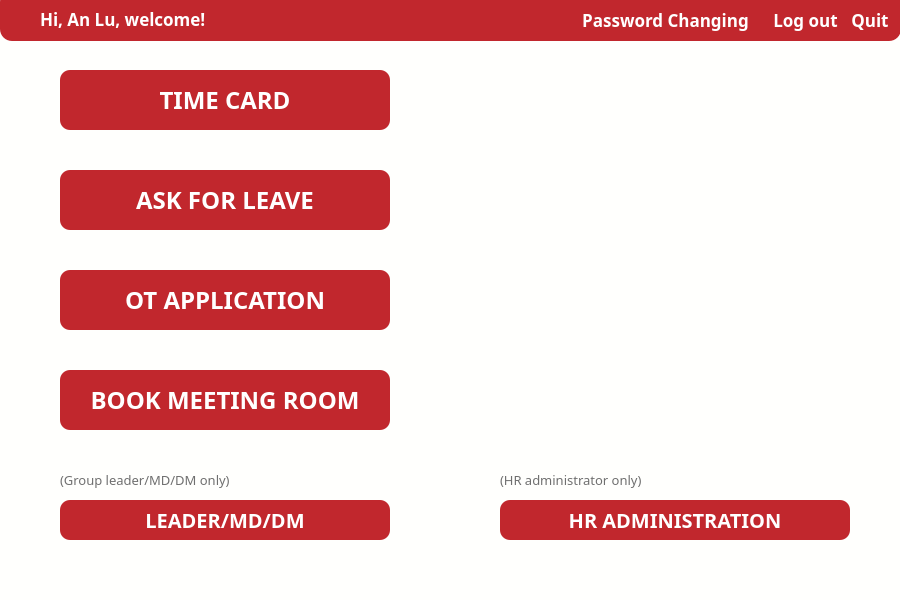
This is ui/mainwindow.ui in Josefina-Hernandez/akt_hr_tool as Qt 5 draws it before an edit. The edited form follows.
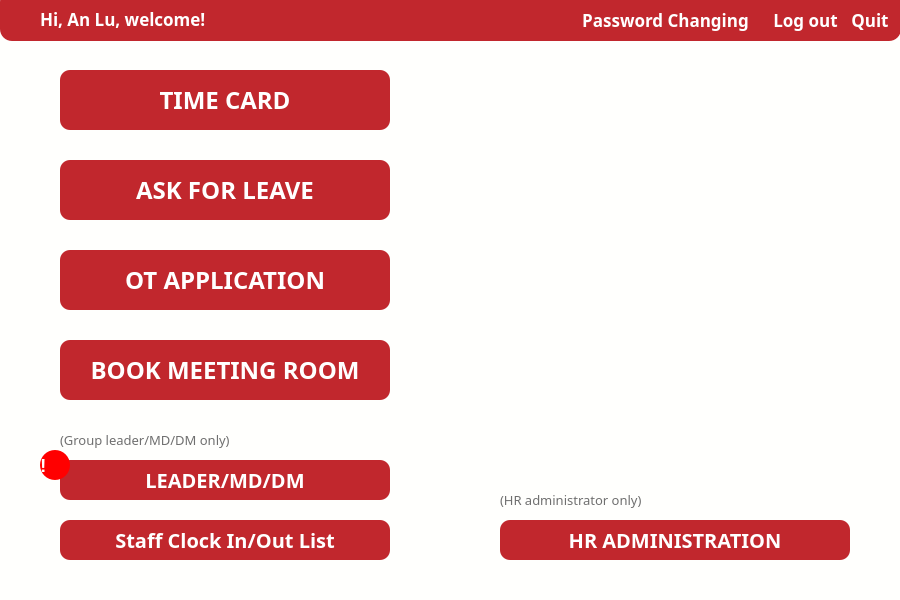
This is the edited form. Icons and pictures are not drawn.

What changed in the file:
```diff
--- a/ui/mainwindow.ui
+++ b/ui/mainwindow.ui
@@ -103,7 +103,7 @@
     <property name="geometry">
      <rect>
       <x>60</x>
-      <y>170</y>
+      <y>160</y>
       <width>330</width>
       <height>60</height>
      </rect>
@@ -161,7 +161,7 @@
     <property name="geometry">
      <rect>
       <x>60</x>
-      <y>270</y>
+      <y>250</y>
       <width>330</width>
       <height>60</height>
      </rect>
@@ -219,7 +219,7 @@
     <property name="geometry">
      <rect>
       <x>60</x>
-      <y>370</y>
+      <y>340</y>
       <width>330</width>
       <height>60</height>
      </rect>
@@ -497,7 +497,7 @@
     <property name="geometry">
      <rect>
       <x>500</x>
-      <y>500</y>
+      <y>520</y>
       <width>350</width>
       <height>40</height>
      </rect>
@@ -568,7 +568,7 @@
     <property name="geometry">
      <rect>
       <x>60</x>
-      <y>500</y>
+      <y>460</y>
       <width>330</width>
       <height>40</height>
      </rect>
@@ -626,7 +626,7 @@
     <property name="geometry">
      <rect>
       <x>60</x>
-      <y>470</y>
+      <y>430</y>
       <width>211</width>
       <height>20</height>
      </rect>
@@ -650,7 +650,7 @@
     <property name="geometry">
      <rect>
       <x>500</x>
-      <y>470</y>
+      <y>490</y>
       <width>211</width>
       <height>20</height>
      </rect>
@@ -670,6 +670,88 @@
      <string>(HR administrator only)</string>
     </property>
    </widget>
+   <widget class="QPushButton" name="pushButton_10">
+    <property name="geometry">
+     <rect>
+      <x>60</x>
+      <y>520</y>
+      <width>330</width>
+      <height>40</height>
+     </rect>
+    </property>
+    <property name="font">
+     <font>
+      <family>Microsoft Yahei</family>
+      <pointsize>15</pointsize>
+      <weight>75</weight>
+      <bold>true</bold>
+     </font>
+    </property>
+    <property name="styleSheet">
+     <string notr="true">QPushButton
+{
+    /*字体为微软雅黑*/
+    font-family:Microsoft Yahei;
+    /*字体大小为20点*/
+    font-size:15pt;
+    /*字体颜色为白色*/    
+    color:white;
+    /*背景颜色*/  
+    background-color:#C1272D;
+    /*边框圆角半径为8像素*/ 
+    border-radius:10px;
+}
+
+/*按钮停留态*/
+QPushButton:hover
+{
+    /*背景颜色*/  
+    background-color:#9e1e24;
+    padding-left:-3px;
+    /*上内边距为3像素，让按下时字向下移动3像素*/  
+    padding-top:-3px;
+
+}
+
+/*按钮按下态*/
+QPushButton:pressed
+{
+    /*背景颜色*/  
+    background-color:#CD5257;
+    /*左内边距为3像素，让按下时字向右移动3像素*/  
+    padding-left:3px;
+    /*上内边距为3像素，让按下时字向下移动3像素*/  
+    padding-top:3px;
+}</string>
+    </property>
+    <property name="text">
+     <string>Staff Clock In/Out List</string>
+    </property>
+   </widget>
+   <widget class="QLabel" name="label_3">
+    <property name="geometry">
+     <rect>
+      <x>40</x>
+      <y>450</y>
+      <width>30</width>
+      <height>30</height>
+     </rect>
+    </property>
+    <property name="styleSheet">
+     <string notr="true">QLabel {
+	background-color: rgba(255, 0, 0, 255);
+	border-radius:15px;
+	color: white;
+	font-weight: bold;
+	font-size: 19px;
+	qproperty-alignment: 'AlignHCenter | AlignVCenter';
+	
+}</string>
+    </property>
+    <property name="text">
+     <string>!</string>
+    </property>
+   </widget>
   </widget>
  </widget>
  <resources>
```
